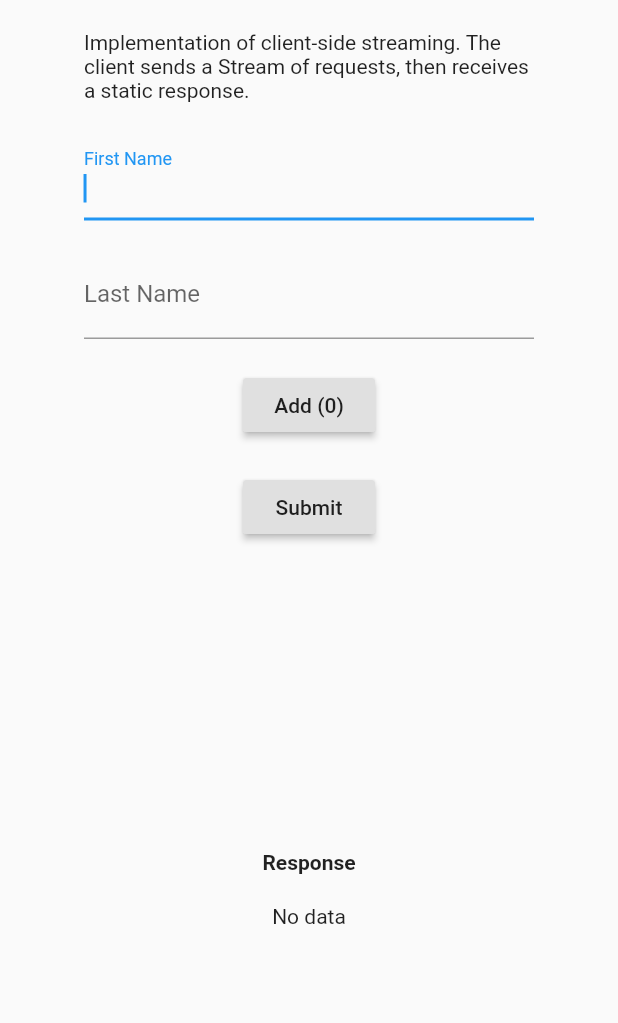
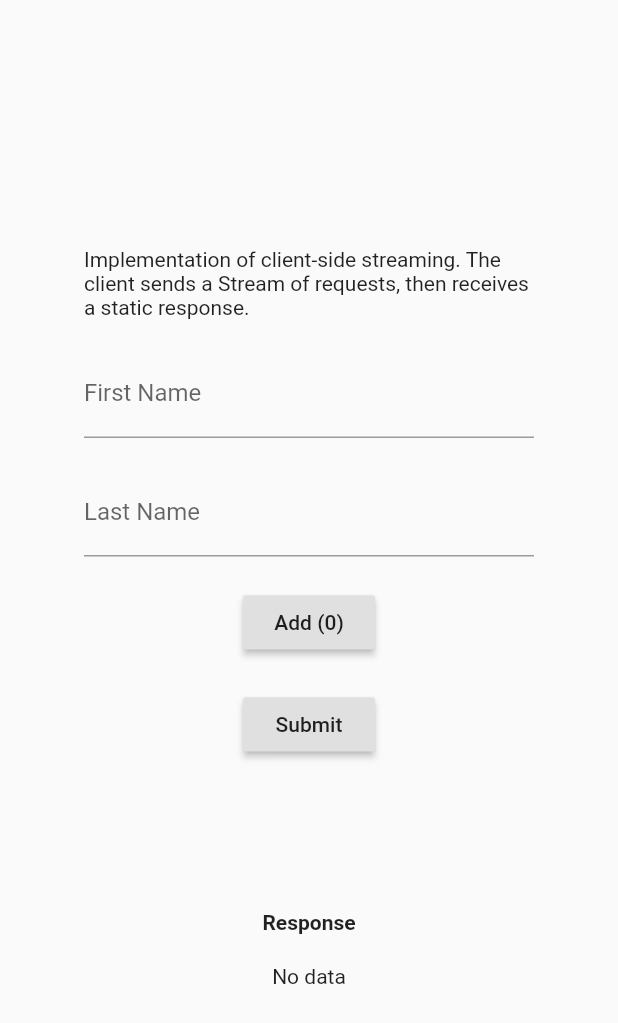
Before and after one commit to dnys1/grpc_demo, a Flutter app: the ClientStreamView widget shown alone on an empty page, opened directly, on a phone screen of 412 x 824 dp. Shown: the top 1023 px of the screen. Run offline on Flutter 3.47's test engine with Material 2 defaults, Android fonts, the phone set to English and light mode, and no system bars; our stand-ins replace bloc, equatable, flutter_bloc; missing offline and left inert: grpc, protobuf.

Commit message:
Refactor views

```diff
--- a/client/lib/ui/views/client_stream/client_stream_view.dart
+++ b/client/lib/ui/views/client_stream/client_stream_view.dart
@@ -3,6 +3,7 @@ import 'package:flutter_bloc/flutter_bloc.dart';
 
 import '../../../core/blocs/greet/greet_bloc.dart';
 import '../../widgets/greet_form.dart';
+import '../../widgets/grpc_tab_view.dart';
 
 class ClientStreamView extends StatelessWidget {
   static const description =
@@ -10,9 +11,7 @@ class ClientStreamView extends StatelessWidget {
 
   @override
   Widget build(BuildContext context) {
-    return Center(
-      child: Container(
-        constraints: BoxConstraints(maxWidth: 300),
+    return GrpcTabView(
       child: Column(
         mainAxisAlignment: MainAxisAlignment.center,
         children: [
@@ -31,7 +30,7 @@ class ClientStreamView extends StatelessWidget {
               BlocProvider.of<GreetBloc>(context).add(LongGreetClose());
             },
           ),
-            const Spacer(),
+          const SizedBox(height: 100),
           Text(
             'Response',
             style: Theme.of(context)
@@ -56,9 +55,8 @@ class ClientStreamView extends StatelessWidget {
               }
             },
           ),
-            const Spacer(),
+          const SizedBox(height: 20),
         ],
-        ),
       ),
     );
   }
--- a/client/lib/ui/views/views.dart
+++ b/client/lib/ui/views/views.dart
@@ -1,4 +1,4 @@
-export 'home/home_view.dart';
+export 'app/app_view.dart';
 
 // Tabs
 export 'unary/unary_view.dart';
--- a/client/lib/ui/widgets/greet_form.dart
+++ b/client/lib/ui/widgets/greet_form.dart
@@ -46,7 +46,6 @@ class _GreetFormState extends State<GreetForm> {
         child: Column(
           children: [
             TextFormField(
-              autofocus: true,
               onChanged: (fname) => _firstName = fname,
               validator: (fname) {
                 if (fname.isEmpty) {
--- /dev/null
+++ b/client/lib/ui/widgets/grpc_tab_view.dart
@@ -0,0 +1,20 @@
+import 'package:flutter/material.dart';
+
+class GrpcTabView extends StatelessWidget {
+  /// The child of the tab view, typically a [Column].
+  final Widget child;
+
+  const GrpcTabView({@required this.child});
+
+  @override
+  Widget build(BuildContext context) {
+    return Center(
+      child: Container(
+        constraints: BoxConstraints(maxWidth: 300),
+        child: SingleChildScrollView(
+          child: child,
+        ),
+      ),
+    );
+  }
+}
```
Also changed, not shown: client/lib/ui/views/app/app_view.dart (renamed from client/lib/ui/views/home/home_view.dart, +2 -7 lines), client/lib/ui/views/bidirectional/bidirectional_view.dart (+4 -7 lines), client/lib/ui/views/server_stream/server_stream_view.dart (+20 -11 lines), client/lib/ui/views/unary/unary_view.dart (+8 -7 lines). Lines whose indentation alone changed are shown as unchanged.
